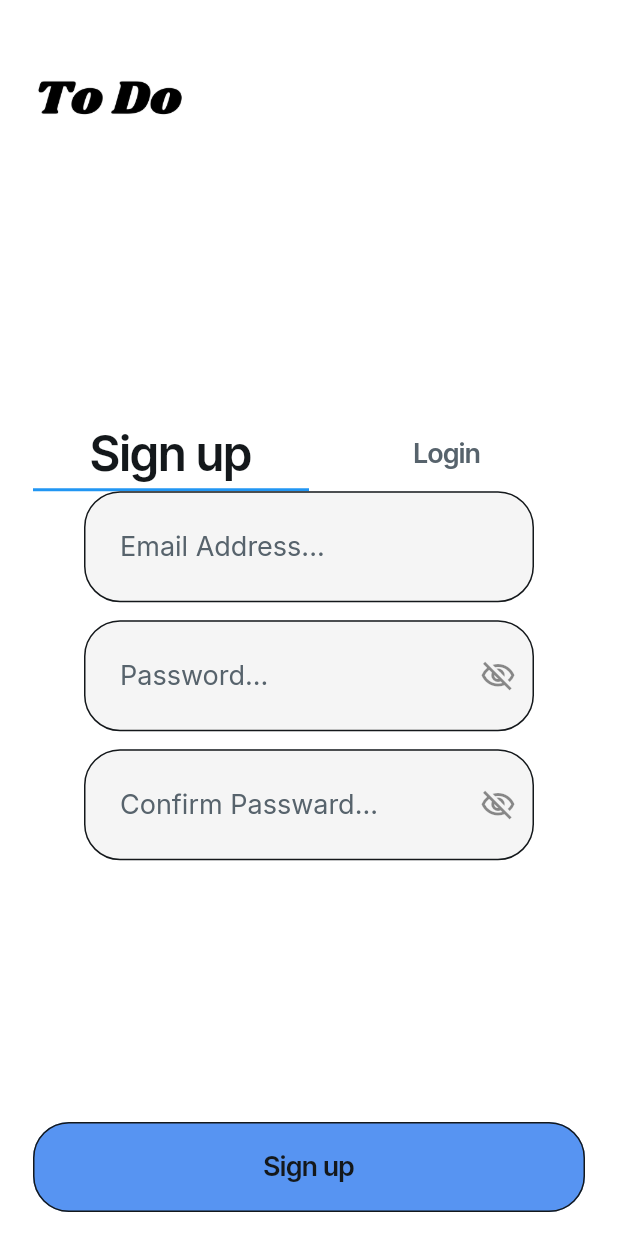
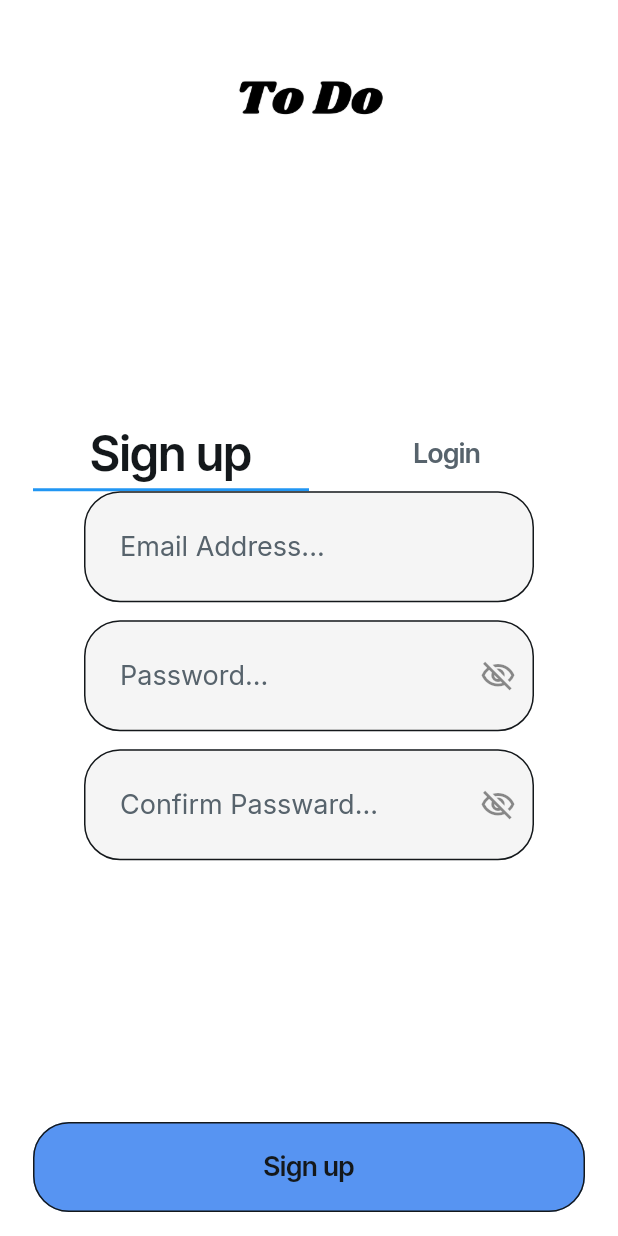
Before and after one commit to ajibanez1/TodoApp-FlutterFlow, a Flutter app: the screen it shows after launch, on a phone screen of 412 x 824 dp. Run offline on Flutter 3.47's test engine with Material 3 defaults, Android fonts, the phone set to English and light mode, and no system bars; drawn by our look-alikes of auto_size_text; our stand-ins replace cloud_firestore, easy_debounce, file_picker, firebase_auth, firebase_core, firebase_storage and 12 more; missing offline and left inert: json_path, mime_type; accounts and stored records are empty.

Commit message:
Updating to latest FlutterFlow output.

```diff
--- a/lib/loginpage/loginpage_widget.dart
+++ b/lib/loginpage/loginpage_widget.dart
@@ -88,6 +88,10 @@ class _LoginpageWidgetState extends State<LoginpageWidget>
                   mainAxisAlignment: MainAxisAlignment.spaceBetween,
                   crossAxisAlignment: CrossAxisAlignment.start,
                   children: [
+                    Row(
+                      mainAxisSize: MainAxisSize.max,
+                      mainAxisAlignment: MainAxisAlignment.center,
+                      children: [
                         ClipRRect(
                           borderRadius: BorderRadius.circular(8.0),
                           child: Image.asset(
@@ -95,6 +99,8 @@ class _LoginpageWidgetState extends State<LoginpageWidget>
                             width: 100.0,
                             fit: BoxFit.cover,
                           ),
+                        ),
+                      ],
                     ),
                     Container(
                       height: 305.1,
```
Lines whose indentation alone changed are shown as unchanged.
